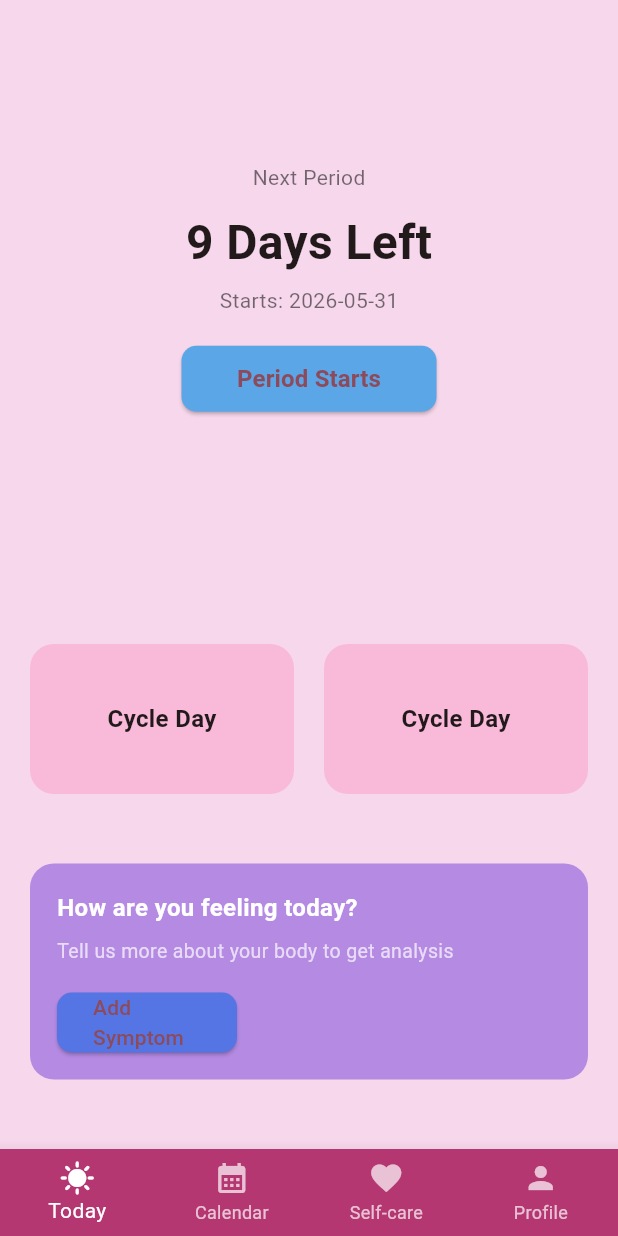
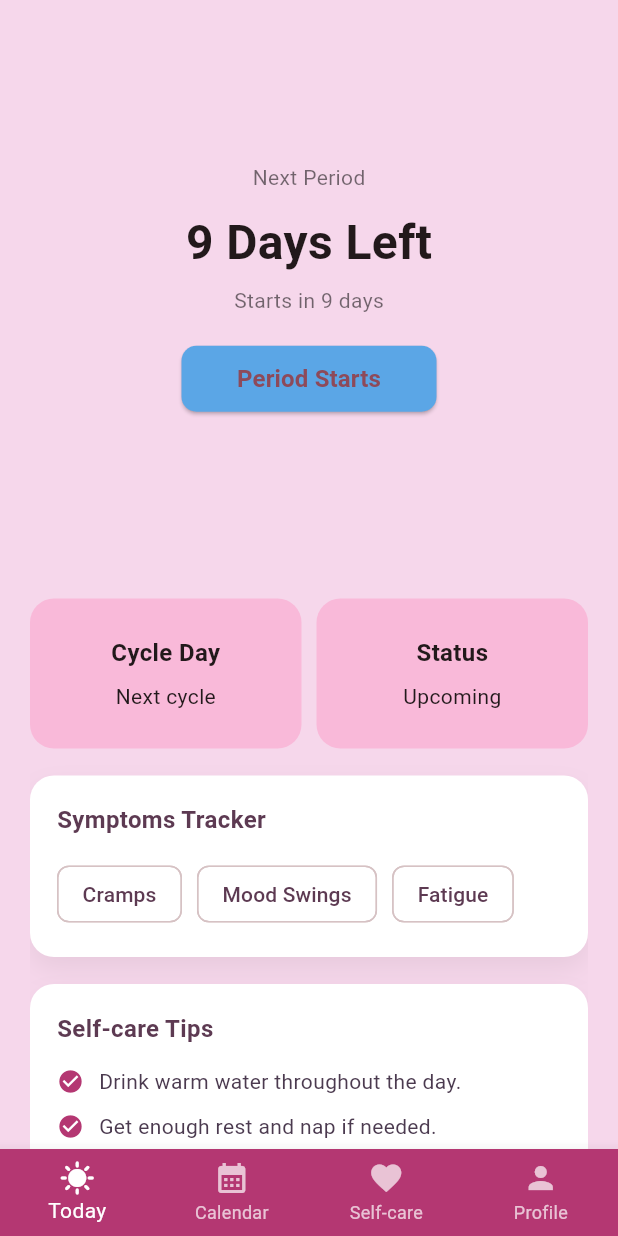
Before and after one commit to pnursyazwaniu/bloom_menstrual_health_wellness_tracker, a Flutter app: the HomePage screen opened by its route, on a phone screen of 412 x 824 dp. Run offline on Flutter 3.47's test engine with Material 3 defaults, Android fonts, the phone set to English and light mode, and no system bars.

Commit message:
new in today page

```diff
--- a/lib/screens/today_page.dart
+++ b/lib/screens/today_page.dart
@@ -1,7 +1,54 @@
 import 'package:flutter/material.dart';
 
-class TodayPage extends StatelessWidget {
-  const TodayPage({super.key});
+class TodayPage extends StatefulWidget {
+  const TodayPage({Key? key}) : super(key: key);
+
+  @override
+  State<TodayPage> createState() => _TodayPageState();
+}
+
+class _TodayPageState extends State<TodayPage> {
+  bool _periodOngoing = false;
+  DateTime? _periodStartDate;
+  bool _notificationsEnabled = false;
+  final List<String> _symptomOptions = ['Cramps', 'Mood Swings', 'Fatigue'];
+  final Set<String> _selectedSymptoms = {};
+  final int _periodLengthDays = 5;
+  final int _nextPeriodDays = 9;
+
+  void _onPeriodStarts() {
+    setState(() {
+      _periodOngoing = true;
+      _periodStartDate = DateTime.now();
+      _selectedSymptoms.clear();
+    });
+  }
+
+  int get _remainingPeriodDays {
+    if (!_periodOngoing || _periodStartDate == null) return _nextPeriodDays;
+    final daysPassed = DateTime.now().difference(_periodStartDate!).inDays + 1;
+    final remaining = _periodLengthDays - daysPassed;
+    return remaining < 0 ? 0 : remaining;
+  }
+
+  String get _periodStatusText =>
+      _periodOngoing ? 'Period Ongoing' : 'Next Period';
+
+  String get _periodDetailText {
+    if (_periodOngoing && _periodStartDate != null) {
+      final formattedDate =
+          '${_periodStartDate!.year}-${_periodStartDate!.month.toString().padLeft(2, '0')}-${_periodStartDate!.day.toString().padLeft(2, '0')}';
+      return 'Started: $formattedDate';
+    }
+    return 'Starts in $_nextPeriodDays days';
+  }
+
+  String get _statusValueText {
+    if (_periodOngoing) {
+      return '${_remainingPeriodDays} days left in cycle';
+    }
+    return '$_nextPeriodDays Days Left';
+  }
 
   @override
   Widget build(BuildContext context) {
@@ -14,35 +61,40 @@ class TodayPage extends StatelessWidget {
             child: Column(
               mainAxisAlignment: MainAxisAlignment.center,
               children: [
-                const Text(
-                  'Next Period',
-                  style: TextStyle(fontSize: 14, color: Colors.black54),
+                Text(
+                  _periodStatusText,
+                  style: const TextStyle(fontSize: 14, color: Colors.black54),
                 ),
                 const SizedBox(height: 10),
-                const Text(
-                  '9 Days Left',
-                  style: TextStyle(fontSize: 32, fontWeight: FontWeight.bold),
+                Text(
+                  _statusValueText,
+                  style: const TextStyle(
+                    fontSize: 32,
+                    fontWeight: FontWeight.bold,
+                  ),
                 ),
                 const SizedBox(height: 6),
-                const Text(
-                  'Starts: 2026-05-31',
-                  style: TextStyle(fontSize: 14, color: Colors.black54),
+                Text(
+                  _periodDetailText,
+                  style: const TextStyle(fontSize: 14, color: Colors.black54),
                 ),
                 const SizedBox(height: 20),
                 SizedBox(
                   width: 170,
                   height: 44,
                   child: ElevatedButton(
-                    onPressed: () {},
+                    onPressed: _periodOngoing ? null : _onPeriodStarts,
                     style: ElevatedButton.styleFrom(
-                      backgroundColor: const Color(0xFF5BA6E6),
+                      backgroundColor: _periodOngoing
+                          ? Colors.grey
+                          : const Color(0xFF5BA6E6),
                       shape: RoundedRectangleBorder(
                         borderRadius: BorderRadius.circular(10),
                       ),
                     ),
-                    child: const Text(
-                      'Period Starts',
-                      style: TextStyle(
+                    child: Text(
+                      _periodOngoing ? 'Period Started' : 'Period Starts',
+                      style: const TextStyle(
                         fontSize: 16,
                         fontWeight: FontWeight.bold,
                       ),
@@ -56,93 +108,105 @@ class TodayPage extends StatelessWidget {
         Expanded(
           child: Padding(
             padding: const EdgeInsets.symmetric(horizontal: 20.0),
+            child: SingleChildScrollView(
               child: Column(
-              mainAxisAlignment: MainAxisAlignment.spaceEvenly,
+                crossAxisAlignment: CrossAxisAlignment.stretch,
                 children: [
+                  const SizedBox(height: 16),
                   Row(
                     children: [
                       Expanded(
-                      child: Container(
-                        height: 100,
-                        margin: const EdgeInsets.only(right: 10),
-                        decoration: BoxDecoration(
+                        child: _InfoCard(
+                          title: 'Cycle Day',
+                          subtitle: _periodOngoing && _periodStartDate != null
+                              ? 'Day ${DateTime.now().difference(_periodStartDate!).inDays + 1}'
+                              : 'Next cycle',
                           color: const Color(0xFFF9B9D9),
-                          borderRadius: BorderRadius.circular(16),
-                        ),
-                        child: const Center(
-                          child: Text(
-                            'Cycle Day',
-                            style: TextStyle(
-                              fontSize: 16,
-                              fontWeight: FontWeight.bold,
                         ),
                       ),
-                        ),
-                      ),
-                    ),
+                      const SizedBox(width: 10),
                       Expanded(
-                      child: Container(
-                        height: 100,
-                        margin: const EdgeInsets.only(left: 10),
-                        decoration: BoxDecoration(
+                        child: _InfoCard(
+                          title: 'Status',
+                          subtitle: _periodOngoing ? 'Ongoing' : 'Upcoming',
                           color: const Color(0xFFF9B9D9),
-                          borderRadius: BorderRadius.circular(16),
-                        ),
-                        child: const Center(
-                          child: Text(
-                            'Cycle Day',
-                            style: TextStyle(
-                              fontSize: 16,
-                              fontWeight: FontWeight.bold,
-                            ),
-                          ),
-                        ),
                         ),
                       ),
                     ],
                   ),
-                Container(
-                  width: double.infinity,
-                  padding: const EdgeInsets.all(18),
-                  decoration: BoxDecoration(
-                    color: const Color(0xFFB48AE3),
-                    borderRadius: BorderRadius.circular(16),
+                  const SizedBox(height: 18),
+                  _SectionCard(
+                    title: 'Symptoms Tracker',
+                    child: Wrap(
+                      spacing: 10,
+                      runSpacing: 10,
+                      children: _symptomOptions.map((symptom) {
+                        final selected = _selectedSymptoms.contains(symptom);
+                        return ChoiceChip(
+                          label: Text(symptom),
+                          selected: selected,
+                          onSelected: (_) {
+                            setState(() {
+                              if (selected) {
+                                _selectedSymptoms.remove(symptom);
+                              } else {
+                                _selectedSymptoms.add(symptom);
+                              }
+                            });
+                          },
+                          selectedColor: const Color(0xFFB43772),
+                          backgroundColor: Colors.white,
+                          labelStyle: TextStyle(
+                            color: selected
+                                ? Colors.white
+                                : const Color(0xFF5D3A52),
                           ),
+                        );
+                      }).toList(),
+                    ),
+                  ),
+                  const SizedBox(height: 18),
+                  _SectionCard(
+                    title: 'Self-care Tips',
                     child: Column(
                       crossAxisAlignment: CrossAxisAlignment.start,
-                    children: [
-                      const Text(
-                        'How are you feeling today?',
-                        style: TextStyle(
-                          fontSize: 16,
-                          fontWeight: FontWeight.bold,
-                          color: Colors.white,
+                      children: const [
+                        _TipLine(text: 'Drink warm water throughout the day.'),
+                        _TipLine(text: 'Get enough rest and nap if needed.'),
+                        _TipLine(text: 'Use a heating pad to ease cramps.'),
+                      ],
                     ),
                   ),
-                      const SizedBox(height: 8),
-                      const Text(
-                        'Tell us more about your body to get analysis',
-                        style: TextStyle(fontSize: 13, color: Colors.white70),
-                      ),
                   const SizedBox(height: 18),
-                      SizedBox(
-                        width: 120,
-                        height: 40,
-                        child: ElevatedButton(
-                          onPressed: () {},
-                          style: ElevatedButton.styleFrom(
-                            backgroundColor: const Color(0xFF5575E5),
-                            shape: RoundedRectangleBorder(
-                              borderRadius: BorderRadius.circular(10),
+                  _SectionCard(
+                    title: 'Daily Notifications',
+                    child: Row(
+                      mainAxisAlignment: MainAxisAlignment.spaceBetween,
+                      children: [
+                        const Expanded(
+                          child: Text(
+                            'Remind me daily to log symptoms.',
+                            style: TextStyle(
+                              fontSize: 14,
+                              color: Color(0xFF4B3A4F),
                             ),
                           ),
-                          child: const Text('Add Symptom'),
                         ),
+                        Switch(
+                          value: _notificationsEnabled,
+                          activeColor: const Color(0xFFB43772),
+                          onChanged: (value) {
+                            setState(() {
+                              _notificationsEnabled = value;
+                            });
+                          },
                         ),
                       ],
                     ),
                   ),
+                  const SizedBox(height: 20),
                 ],
+              ),
             ),
           ),
         ),
@@ -150,3 +214,105 @@ class TodayPage extends StatelessWidget {
     );
   }
 }
+
+class _InfoCard extends StatelessWidget {
+  const _InfoCard({
+    required this.title,
+    required this.subtitle,
+    required this.color,
+  });
+
+  final String title;
+  final String subtitle;
+  final Color color;
+
+  @override
+  Widget build(BuildContext context) {
+    return Container(
+      height: 100,
+      decoration: BoxDecoration(
+        color: color,
+        borderRadius: BorderRadius.circular(16),
+      ),
+      child: Center(
+        child: Column(
+          mainAxisAlignment: MainAxisAlignment.center,
+          children: [
+            Text(
+              title,
+              style: const TextStyle(fontSize: 16, fontWeight: FontWeight.bold),
+            ),
+            const SizedBox(height: 8),
+            Text(subtitle, style: const TextStyle(fontSize: 14)),
+          ],
+        ),
+      ),
+    );
+  }
+}
+
+class _SectionCard extends StatelessWidget {
+  const _SectionCard({required this.title, required this.child});
+
+  final String title;
+  final Widget child;
+
+  @override
+  Widget build(BuildContext context) {
+    return Container(
+      width: double.infinity,
+      padding: const EdgeInsets.all(18),
+      decoration: BoxDecoration(
+        color: Colors.white,
+        borderRadius: BorderRadius.circular(16),
+        boxShadow: const [
+          BoxShadow(
+            color: Color.fromRGBO(0, 0, 0, 0.06),
+            blurRadius: 14,
+            offset: Offset(0, 8),
+          ),
+        ],
+      ),
+      child: Column(
+        crossAxisAlignment: CrossAxisAlignment.start,
+        children: [
+          Text(
+            title,
+            style: const TextStyle(
+              fontSize: 16,
+              fontWeight: FontWeight.bold,
+              color: Color(0xFF5D3A52),
+            ),
+          ),
+          const SizedBox(height: 14),
+          child,
+        ],
+      ),
+    );
+  }
+}
+
+class _TipLine extends StatelessWidget {
+  const _TipLine({required this.text});
+
+  final String text;
+
+  @override
+  Widget build(BuildContext context) {
+    return Padding(
+      padding: const EdgeInsets.only(bottom: 10),
+      child: Row(
+        children: [
+          const Icon(Icons.check_circle, color: Color(0xFFB43772), size: 18),
+          const SizedBox(width: 10),
+          Expanded(
+            child: Text(
+              text,
+              style: const TextStyle(fontSize: 14, color: Color(0xFF4B3A4F)),
+            ),
+          ),
+        ],
+      ),
+    );
+  }
+}
```
Lines whose indentation alone changed are shown as unchanged.
